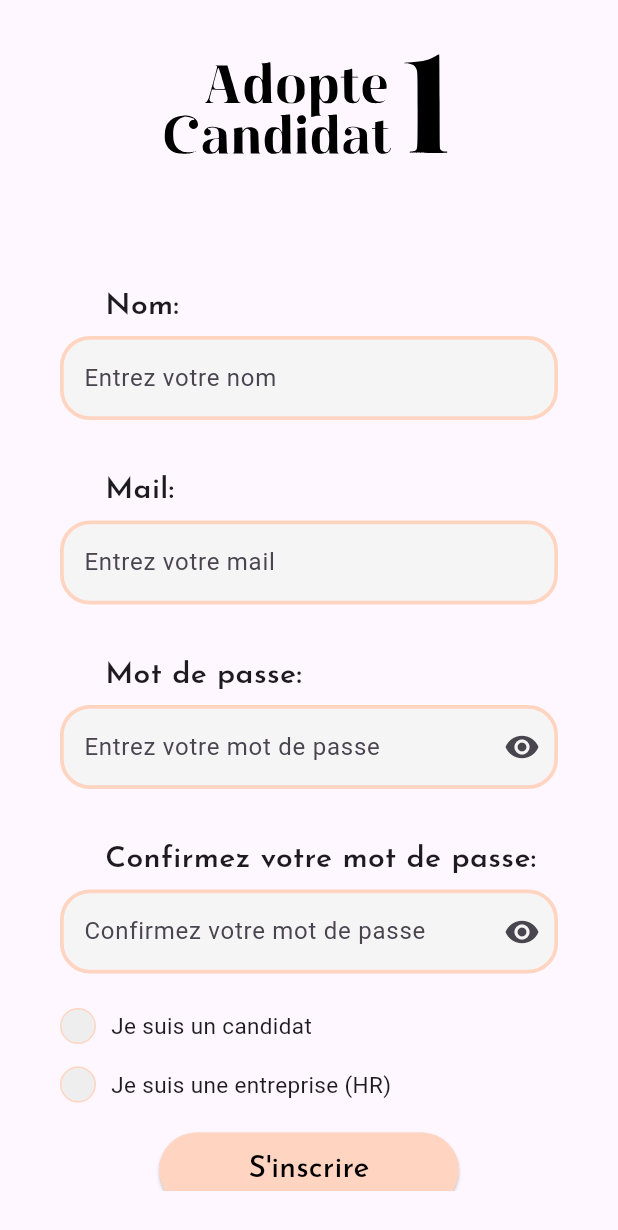
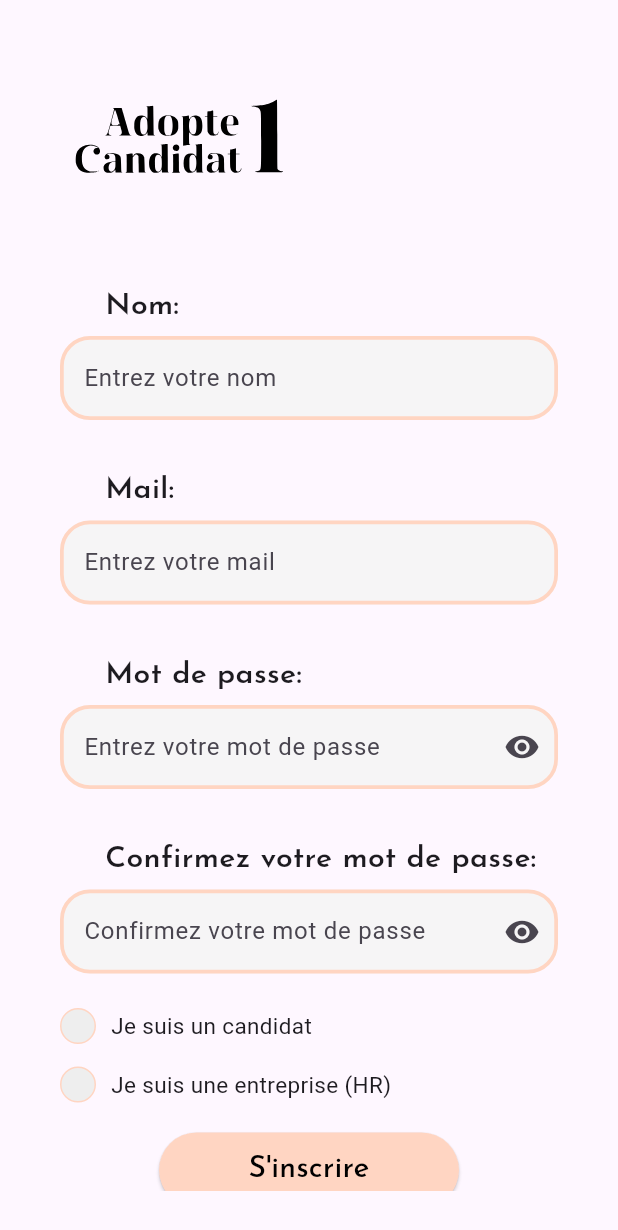
Before and after one commit to algosup/2023-2024-project-5-flutter-team-3, a Flutter app: the screen it shows after launch, on a phone screen of 412 x 824 dp. Shown: the top 1230 px of the screen. Run offline on Flutter 3.47's test engine with Material 3 defaults, Android fonts, the light colour scheme and no system bars; drawn by our look-alikes of roundcheckbox; our stand-ins replace cloud_firestore, firebase_auth, firebase_core, flutter_svg, get, go_router and 1 more; accounts and stored records are empty.

Commit message:
Update logo.dart

```diff
--- a/adopte_a_candidate/lib/widgets/logo/logo.dart
+++ b/adopte_a_candidate/lib/widgets/logo/logo.dart
@@ -1,4 +1,4 @@
-import 'package:flutter_svg/svg.dart';
+import 'package:flutter_svg/flutter_svg.dart';
 import 'package:flutter/material.dart';
 
 class Logo extends StatelessWidget implements PreferredSizeWidget {
@@ -6,9 +6,12 @@ class Logo extends StatelessWidget implements PreferredSizeWidget {
 
   @override
   Widget build(BuildContext context) {
-    return SvgPicture.asset(
-      'assets/images/LogoAdopteACandidate.svg',
-      height: 150,
+    return Padding(
+      padding: const EdgeInsets.only(top: 40.0, right: 170.0),
+      child: SvgPicture.asset(
+        'assets/images/LogoAdopteACandidate.svg',
+        height: 150,
+      ),
     );
   }
 
```
